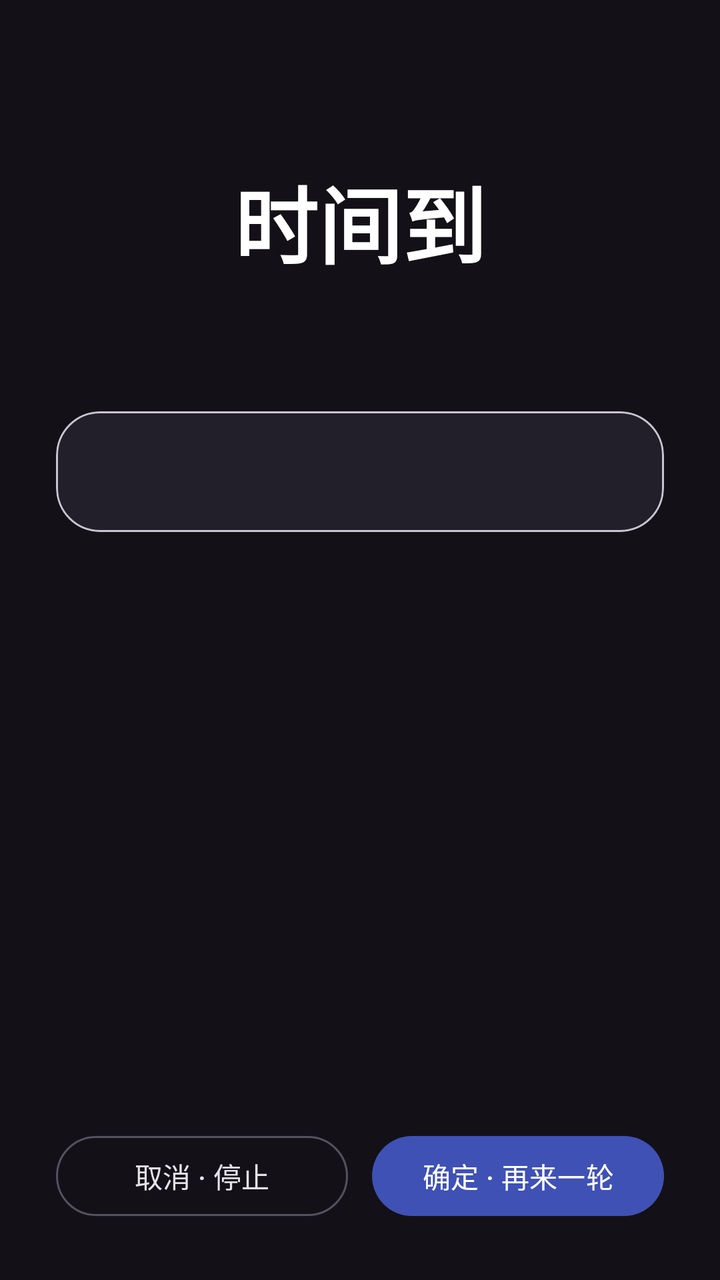
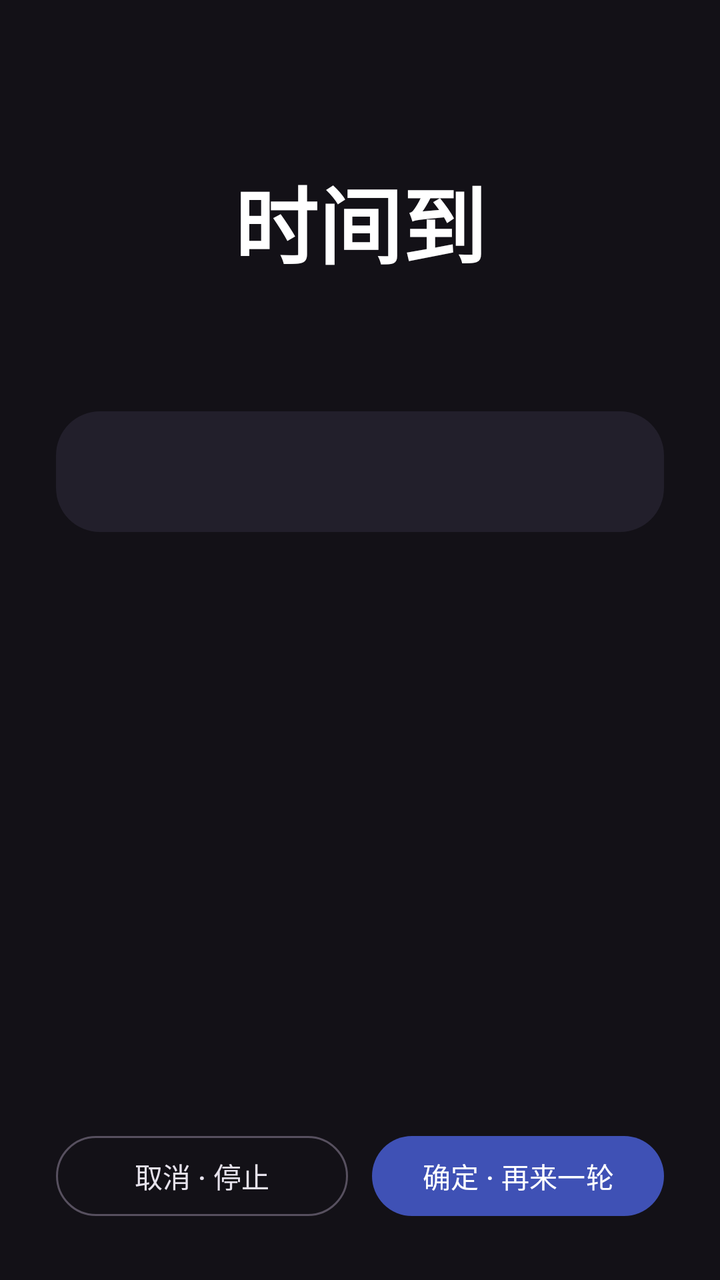

Compare the two renders of this Android layout. The source of the first and the diff that turns it into the second are given below.
<!-- AndroidManifest.xml: application theme Theme.App -->
<!-- res/layout/view_reminder.xml -->
<?xml version="1.0" encoding="utf-8"?>
<LinearLayout xmlns:android="http://schemas.android.com/apk/res/android"
    xmlns:app="http://schemas.android.com/apk/res-auto"
    android:layout_width="match_parent"
    android:layout_height="match_parent"
    android:background="@color/reminder_background"
    android:gravity="center_horizontal"
    android:orientation="vertical"
    android:padding="28dp">

    <TextView
        android:layout_width="wrap_content"
        android:layout_height="wrap_content"
        android:layout_marginTop="52dp"
        android:text="@string/time_up"
        android:textColor="#FFFFFF"
        android:textSize="42sp"
        android:textStyle="bold" />

    <TextView
        android:id="@+id/elapsedText"
        android:layout_width="wrap_content"
        android:layout_height="wrap_content"
        android:layout_marginTop="14dp"
        android:textColor="@color/reminder_text_secondary"
        android:textSize="18sp" />

    <com.google.android.material.card.MaterialCardView
        android:layout_width="match_parent"
        android:layout_height="wrap_content"
        android:layout_marginTop="26dp"
        app:cardBackgroundColor="@color/reminder_card"
        app:cardCornerRadius="22dp">

        <TextView
            android:id="@+id/usageText"
            android:layout_width="match_parent"
            android:layout_height="wrap_content"
            android:lineSpacingExtra="6dp"
            android:padding="20dp"
            android:textColor="#B9B4C4"
            android:textSize="15sp" />
    </com.google.android.material.card.MaterialCardView>

    <Space
        android:layout_width="match_parent"
        android:layout_height="0dp"
        android:layout_weight="1" />

    <LinearLayout
        android:layout_width="match_parent"
        android:layout_height="wrap_content"
        android:orientation="horizontal">

        <Button
            android:id="@+id/btnCancel"
            style="@style/Widget.Material3.Button.OutlinedButton"
            android:layout_width="0dp"
            android:layout_height="wrap_content"
            android:layout_marginEnd="6dp"
            android:layout_weight="1"
            android:text="@string/btn_cancel"
            android:textColor="#E6E2EC"
            app:strokeColor="@color/reminder_outline" />

        <Button
            android:id="@+id/btnConfirm"
            android:layout_width="0dp"
            android:layout_height="wrap_content"
            android:layout_marginStart="6dp"
            android:layout_weight="1"
            android:text="@string/btn_confirm" />
    </LinearLayout>
</LinearLayout>
<!-- resources referenced by this layout -->
<resources>
  <color name="reminder_background">#131117</color>
  <color name="reminder_card">#221F2B</color>
  <color name="reminder_outline">#57505F</color>
  <color name="reminder_text_secondary">#C9C5D0</color>
  <string name="btn_cancel">取消 · 停止</string>
  <string name="btn_confirm">确定 · 再来一轮</string>
  <string name="time_up">时间到</string>
  <style name="Theme.App" parent="Theme.Material3.DayNight.NoActionBar">
          <item name="colorPrimary">@color/brand_primary</item>
          <item name="colorOnPrimary">#FFFFFF</item>
          <item name="colorPrimaryContainer">@color/brand_container</item>
          <item name="colorOnPrimaryContainer">#10125C</item>
      </style>
  <color name="brand_primary">#3F51B5</color>
  <color name="brand_container">#DFE2FF</color>
</resources>

<!-- the commit's change to res/layout/view_reminder.xml (unified diff, before → after) -->
@@ -25,12 +25,13 @@
         android:textColor="@color/reminder_text_secondary"
         android:textSize="18sp" />
 
-    <com.google.android.material.card.MaterialCardView
+    
+    <LinearLayout
         android:layout_width="match_parent"
         android:layout_height="wrap_content"
         android:layout_marginTop="26dp"
-        app:cardBackgroundColor="@color/reminder_card"
-        app:cardCornerRadius="22dp">
+        android:background="@drawable/bg_reminder_card"
+        android:orientation="vertical">
 
         <TextView
             android:id="@+id/usageText"
@@ -40,7 +41,7 @@
             android:padding="20dp"
             android:textColor="#B9B4C4"
             android:textSize="15sp" />
-    </com.google.android.material.card.MaterialCardView>
+    </LinearLayout>
 
     <Space
         android:layout_width="match_parent"
<!-- resource entries referenced after the edit -->
@@ -4,6 +4,13 @@
   <color name="reminder_card">#221F2B</color>
   <color name="reminder_outline">#57505F</color>
   <color name="reminder_text_secondary">#C9C5D0</color>
+  <!-- drawable bg_reminder_card (drawable) -->
+  <?xml version="1.0" encoding="utf-8"?>
+  <shape xmlns:android="http://schemas.android.com/apk/res/android"
+      android:shape="rectangle">
+      <corners android:radius="22dp" />
+      <solid android:color="@color/reminder_card" />
+  </shape>
   <string name="btn_cancel">取消 · 停止</string>
   <string name="btn_confirm">确定 · 再来一轮</string>
   <string name="time_up">时间到</string>
